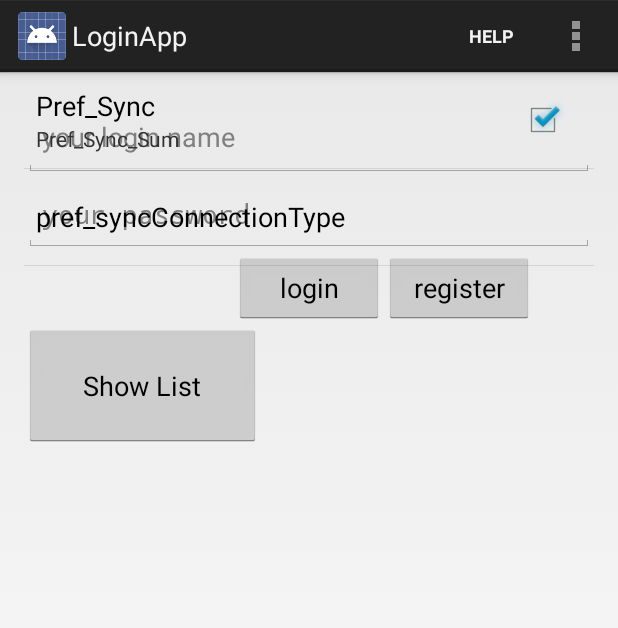
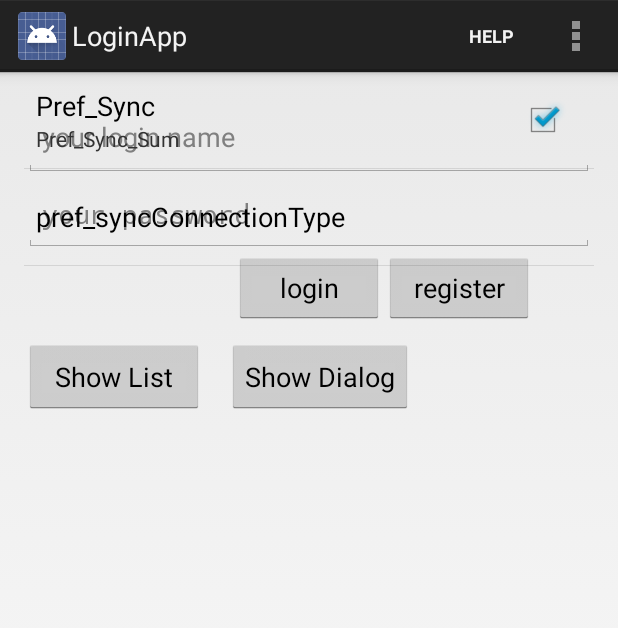
Before and after one commit to littleyang/loginapp, an Android app: the screen it shows after launch (MyActivity), on a phone screen of 412 x 824 dp. Shown: the top 628 px of the screen. Run offline under Robolectric (Android 15) with nearby library versions, the phone set to English and light mode, and no system bars.

Commit message:
add show dialog activity

```diff
--- a/app/src/main/java/com/example/yangyang/loginapp/MyActivity.java
+++ b/app/src/main/java/com/example/yangyang/loginapp/MyActivity.java
@@ -1,6 +1,7 @@
 package com.example.yangyang.loginapp;
 
 import android.app.Activity;
+import android.app.DialogFragment;
 import android.content.Intent;
 import android.os.Bundle;
 import android.view.Menu;
@@ -62,4 +63,9 @@ public class MyActivity extends Activity {
         Intent intent = new Intent(this,PopListView.class);
         startActivity(intent);
     }
+
+    public void showLoginDialog(View view){
+        DialogFragment fragment = new CustomDialogByXml();
+        fragment.show(getFragmentManager(),"Login Dialog");
+    }
 }
--- a/app/src/main/res/layout/activity_my.xml
+++ b/app/src/main/res/layout/activity_my.xml
@@ -52,16 +52,25 @@
         android:layout_width="match_parent"
         android:orientation="horizontal"
         android:layout_gravity="right"
+        android:layout_marginTop="10dp"
         android:layout_height="wrap_content">
 
         <Button
             android:id="@+id/list_button"
-            android:layout_width="158dp"
+            android:layout_width="120dp"
             android:layout_gravity="center_horizontal"
-            android:layout_height="82dp"
+            android:layout_height="50dp"
             android:text="Show List"
             android:onClick="showList"
             />
+
+        <Button
+            android:id="@+id/show_login_dialog"
+            android:text="Show Dialog"
+            android:layout_width="wrap_content"
+            android:layout_marginLeft="15dp"
+            android:layout_height="50dp"
+            android:onClick="showLoginDialog"/>
     </LinearLayout>
 
 
```
Also changed, not shown: app/src/main/res/layout/dialog_signin.xml (+13 -0 lines).
